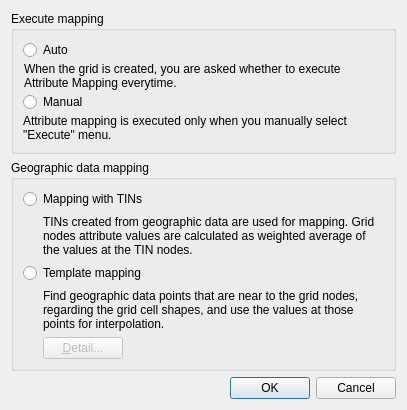
The window that libs/pre/datamodel/preprocessorgridattributemappingsettingtopeditdialog.ui (i-RIC/prepost-gui) describes before a commit, drawn with Qt 5.
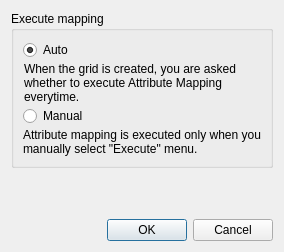
The same window after the commit.

Commit message: Add function to show all geographical data on post2d window #591 "Reference Information" folder should be shown to "Geographic Data" folder on Post2d window. #492 Add function to edit font setting for cross section names of river survey data on post2d window #598

```diff
--- a/libs/pre/datamodel/preprocessorgridattributemappingsettingtopeditdialog.ui
+++ b/libs/pre/datamodel/preprocessorgridattributemappingsettingtopeditdialog.ui
@@ -2,18 +2,10 @@
 <ui version="4.0">
  <class>PreProcessorGridAttributeMappingSettingTopEditDialog</class>
  <widget class="QDialog" name="PreProcessorGridAttributeMappingSettingTopEditDialog">
-  <property name="geometry">
-   <rect>
-    <x>0</x>
-    <y>0</y>
-    <width>407</width>
-    <height>386</height>
-   </rect>
-  </property>
   <property name="windowTitle">
    <string>Grid Attribute Mapping Setting</string>
   </property>
-  <layout class="QVBoxLayout" name="verticalLayout_4">
+  <layout class="QVBoxLayout" name="verticalLayout_2">
    <item>
     <widget class="QGroupBox" name="autoGroupBox">
      <property name="title">
@@ -28,6 +20,9 @@
         <property name="text">
          <string>Auto</string>
         </property>
+        <property name="checked">
+         <bool>true</bool>
+        </property>
        </widget>
       </item>
       <item>
@@ -100,129 +95,14 @@
     </widget>
    </item>
    <item>
-    <widget class="QGroupBox" name="groupBox">
-     <property name="title">
-      <string>Geographic data mapping</string>
-     </property>
-     <layout class="QVBoxLayout" name="verticalLayout_3">
-      <item>
-       <widget class="QRadioButton" name="TINRadioButton">
-        <property name="text">
-         <string>Mapping with TINs</string>
-        </property>
-       </widget>
-      </item>
-      <item>
-       <layout class="QHBoxLayout" name="horizontalLayout_3">
-        <item>
-         <spacer name="horizontalSpacer_2">
-          <property name="orientation">
-           <enum>Qt::Horizontal</enum>
-          </property>
-          <property name="sizeType">
-           <enum>QSizePolicy::Fixed</enum>
-          </property>
-          <property name="sizeHint" stdset="0">
-           <size>
-            <width>20</width>
-            <height>10</height>
-           </size>
-          </property>
-         </spacer>
-        </item>
-        <item>
-         <widget class="QLabel" name="TINLabel">
-          <property name="text">
-           <string>TINs created from geographic data are used for mapping. Grid nodes attribute values are calculated as weighted average of the values at the TIN nodes.</string>
-          </property>
-          <property name="wordWrap">
-           <bool>true</bool>
-          </property>
-         </widget>
-        </item>
-       </layout>
-      </item>
-      <item>
-       <widget class="QRadioButton" name="templateRadioButton">
-        <property name="text">
-         <string>Template mapping</string>
-        </property>
-       </widget>
-      </item>
-      <item>
-       <layout class="QHBoxLayout" name="horizontalLayout_5">
-        <item>
-         <spacer name="horizontalSpacer">
-          <property name="orientation">
-           <enum>Qt::Horizontal</enum>
-          </property>
-          <property name="sizeType">
-           <enum>QSizePolicy::Fixed</enum>
-          </property>
-          <property name="sizeHint" stdset="0">
-           <size>
-            <width>20</width>
-            <height>13</height>
-           </size>
-          </property>
-         </spacer>
-        </item>
-        <item>
-         <layout class="QVBoxLayout" name="verticalLayout_2">
-          <item>
-           <widget class="QLabel" name="templateLabel">
-            <property name="text">
-             <string>Find geographic data points that are near to the grid nodes, regarding the grid cell shapes, and use the values at those points for interpolation.
-This algorithm can be used only for structured grids.</string>
-            </property>
-            <property name="wordWrap">
-             <bool>true</bool>
-            </property>
-           </widget>
-          </item>
-          <item>
-           <layout class="QHBoxLayout" name="horizontalLayout_4">
-            <item>
-             <widget class="QPushButton" name="templateDetailButton">
-              <property name="enabled">
-               <bool>false</bool>
-              </property>
-              <property name="text">
-               <string>&amp;Detail...</string>
-              </property>
-             </widget>
-            </item>
-            <item>
-             <spacer name="horizontalSpacer_3">
-              <property name="orientation">
-               <enum>Qt::Horizontal</enum>
-              </property>
-              <property name="sizeHint" stdset="0">
-               <size>
-                <width>40</width>
-                <height>20</height>
-               </size>
-              </property>
-             </spacer>
-            </item>
-           </layout>
-          </item>
-         </layout>
-        </item>
-       </layout>
-      </item>
-     </layout>
-    </widget>
-   </item>
-   <item>
-    <spacer name="verticalSpacer_9">
+    <spacer name="verticalSpacer">
      <property name="orientation">
       <enum>Qt::Vertical</enum>
      </property>
      <property name="sizeHint" stdset="0">
       <size>
        <width>20</width>
-       <height>9</height>
+       <height>45</height>
       </size>
      </property>
     </spacer>
```
Left out of the diff: 16 changed lines with no effect on the pictures. The commit also changes 1610 other files.
